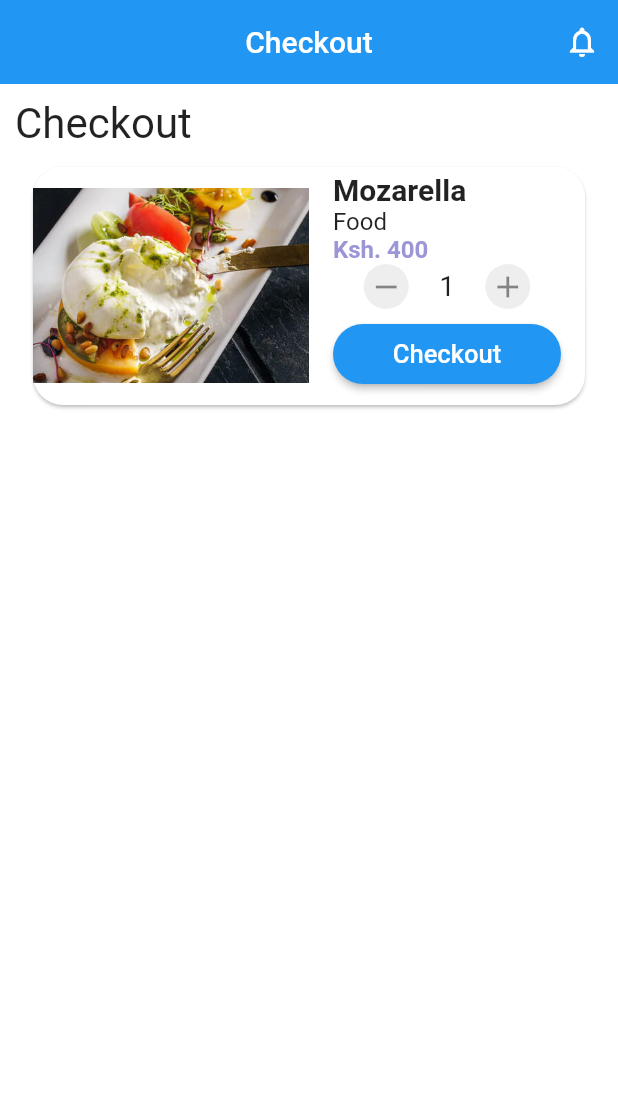
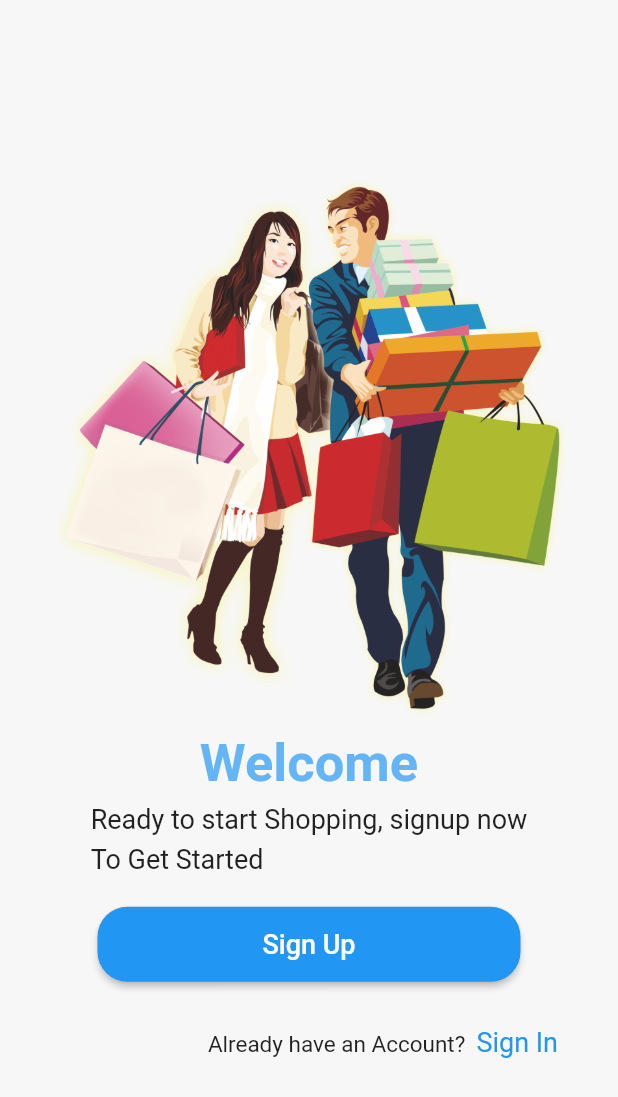
Before and after one commit to bensalcie/ecommerce, a Flutter app: the screen it shows after launch, on a phone screen of 412 x 824 dp. Shown: the top 1097 px of the screen. Run offline on Flutter 3.47's test engine with Material 2 defaults, Android fonts, the phone set to English and light mode, and no system bars; our stand-ins replace carousel_pro, firebase_auth; accounts and stored records are empty.

Commit message:
Worked on welcomescreen.dart and cartscreen.dart and checkout.dart and login.dart and others

```diff
--- a/lib/main.dart
+++ b/lib/main.dart
@@ -1,5 +1,6 @@
 import 'package:ecommerce/screens/checkout.dart';
 import 'package:ecommerce/screens/homepage.dart';
+import 'package:ecommerce/screens/welcomescreen.dart';
 import 'package:flutter/material.dart';
 
 void main(){
@@ -10,7 +11,7 @@ void main(){
               scaffoldBackgroundColor: Colors.white,
           visualDensity: VisualDensity.adaptivePlatformDensity
         ),
-        home: Checkout()
+        home: WelcomeScreen()
     )
   );
 }
--- /dev/null
+++ b/lib/screens/welcomescreen.dart
@@ -0,0 +1,79 @@
+import 'package:ecommerce/screens/login.dart';
+import 'package:ecommerce/screens/signup.dart';
+import 'package:flutter/material.dart';
+class WelcomeScreen extends StatelessWidget {
+  const WelcomeScreen({Key? key}) : super(key: key);
+
+  @override
+  Widget build(BuildContext context) {
+    return Scaffold(
+      backgroundColor: Color(0xffF7F7F7),
+      body: Center(
+        child: Container(
+          padding: EdgeInsets.symmetric(horizontal: 20),
+          child: Column(
+            mainAxisAlignment: MainAxisAlignment.center,
+            children: [
+              Container(
+                height: 370,
+                width: double.infinity,
+                decoration: BoxDecoration(
+                  image: DecorationImage(
+                    fit: BoxFit.cover,
+                    image: AssetImage("images/shopping.png")
+                  )
+                ),
+              ),
+              Text("Welcome",style: TextStyle(fontSize: 35,fontWeight: FontWeight.bold,color: Colors.blue[300]),),
+              Container(
+                height:60,
+                child: Column(
+                  crossAxisAlignment: CrossAxisAlignment.start,
+                  mainAxisAlignment: MainAxisAlignment.spaceEvenly,
+                  children: [
+                    Text("Ready to start Shopping, signup now",style: TextStyle(fontSize: 18,)),
+                    Text("To Get Started",style: TextStyle(fontSize: 18,)),
+
+                  ],
+                ),
+              ),
+              Container(
+                height: 50,
+                margin: EdgeInsets.fromLTRB(45, 15, 45, 15),
+                width: double.infinity,
+                child: RaisedButton(
+                  color: Colors.blue,
+              shape: RoundedRectangleBorder(
+                borderRadius: BorderRadius.circular(20)
+              ),
+                  onPressed: (){
+                    Navigator.push(context, MaterialPageRoute(builder: (ctx)=>SignUp()));
+
+                  },
+                  child: Text("Sign Up",style: TextStyle(fontSize: 18,color: Colors.white)),
+                ),
+              ),
+              Container(
+                margin: EdgeInsets.fromLTRB(20, 15, 20, 0),
+                child: Row(
+                  crossAxisAlignment: CrossAxisAlignment.end,
+                  mainAxisAlignment: MainAxisAlignment.end,
+                  children: [
+                    Text("Already have an Account?  ",style: TextStyle(fontSize: 15,)),
+                    GestureDetector(
+                      onTap: (){
+                        Navigator.push(context, MaterialPageRoute(builder: (ctx)=>Login()));
+                      },
+                      child: Text("Sign In",style: TextStyle(fontSize: 18,color: Colors.blue)),
+                    )
+                  ],
+                ),
+              )
+
+            ],
+          ),
+        ),
+      ),
+    );
+  }
+}
```
Also changed, not shown: lib/screens/cartscreen.dart (+6 -2 lines), lib/screens/checkout.dart (+66 -7 lines), lib/screens/login.dart (+21 -5 lines), lib/screens/signup.dart (+12 -0 lines), images/shopping.png (added).
